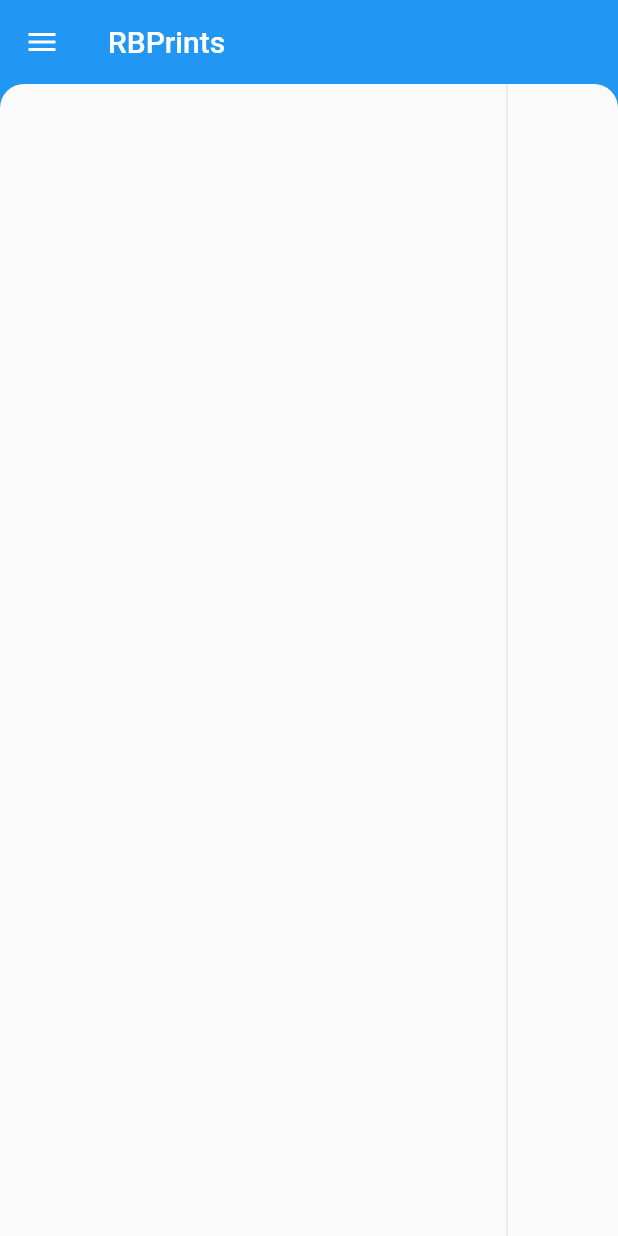
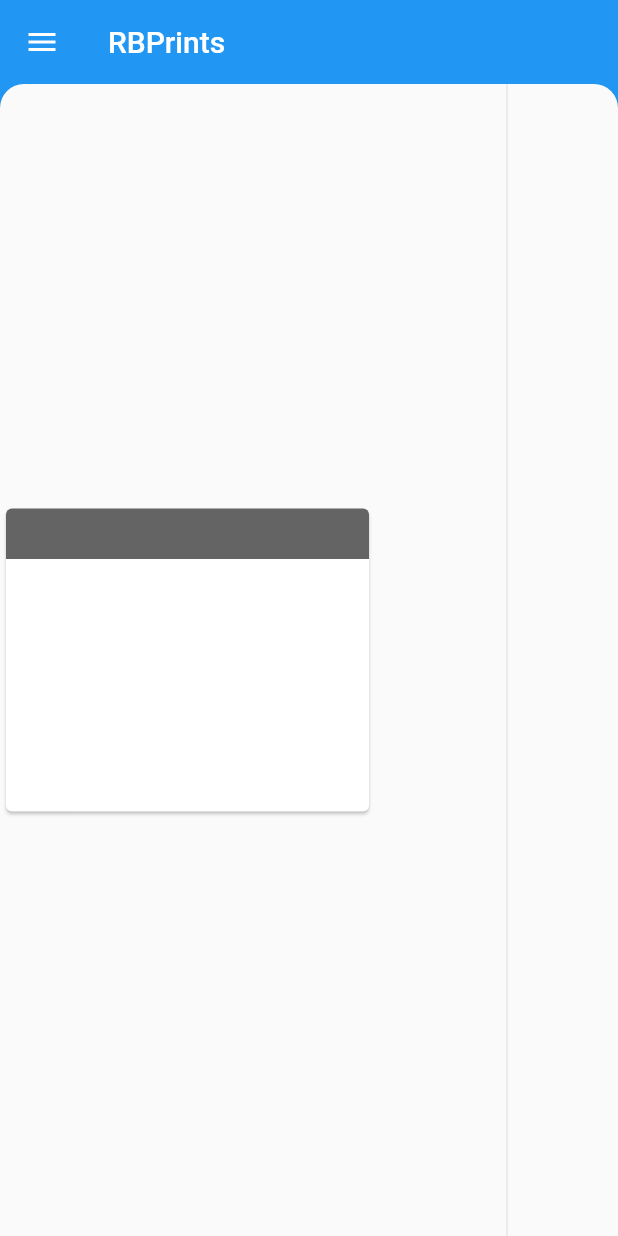
Before and after one commit to kittenz/RBPrints, a Flutter app: the EditorPage screen opened by its route, on a phone screen of 412 x 824 dp. Run offline on Flutter 3.47's test engine with Material 2 defaults, Android fonts, the light colour scheme and no system bars; drawn by our look-alikes of backdrop.

Commit message:
app: add basic node widget

```diff
--- a/lib/src/pages/editor_page.dart
+++ b/lib/src/pages/editor_page.dart
@@ -1,5 +1,6 @@
 import 'package:backdrop/backdrop.dart';
 import 'package:flutter/material.dart';
+import '../widgets/node_widget.dart';
 
 class EditorPage extends StatelessWidget {
   @override
@@ -13,7 +14,11 @@ class EditorPage extends StatelessWidget {
       frontLayer: Row(
         children: [
           Expanded(
-            child: Stack(),
+            child: Stack(
+              children: [
+                Node(nodeType: NodeType.control),
+              ],
+            ),
             flex: 5,
           ),
           VerticalDivider(),
--- /dev/null
+++ b/lib/src/widgets/node_widget.dart
@@ -0,0 +1,56 @@
+import 'package:flutter/material.dart';
+
+enum NodeType {
+  event,
+  control,
+}
+
+class Node extends StatelessWidget {
+  /// The type of the node.
+  final NodeType nodeType;
+
+  Node({
+    Key? key,
+    required this.nodeType,
+  });
+
+  Color _getWidgetColor() {
+    switch (nodeType) {
+      case NodeType.control:
+        return Color.fromARGB(255, 100, 100, 100);
+      case NodeType.event:
+        return Color.fromARGB(255, 100, 20, 20);
+    }
+  }
+
+  @override
+  Widget build(BuildContext context) {
+    return SizedBox(
+      width: 250,
+      height: 210,
+      child: Card(
+        child: Column(
+          mainAxisSize: MainAxisSize.min,
+          children: [
+            Expanded(
+              flex: 1,
+              child: Container(
+                decoration: BoxDecoration(
+                  color: _getWidgetColor(),
+                  borderRadius: BorderRadius.only(
+                    topLeft: Radius.circular(4.0),
+                    topRight: Radius.circular(4.0),
+                  ),
+                ),
+              ),
+            ),
+            Expanded(
+              flex: 5,
+              child: Container(),
+            )
+          ],
+        ),
+      ),
+    );
+  }
+}
```
